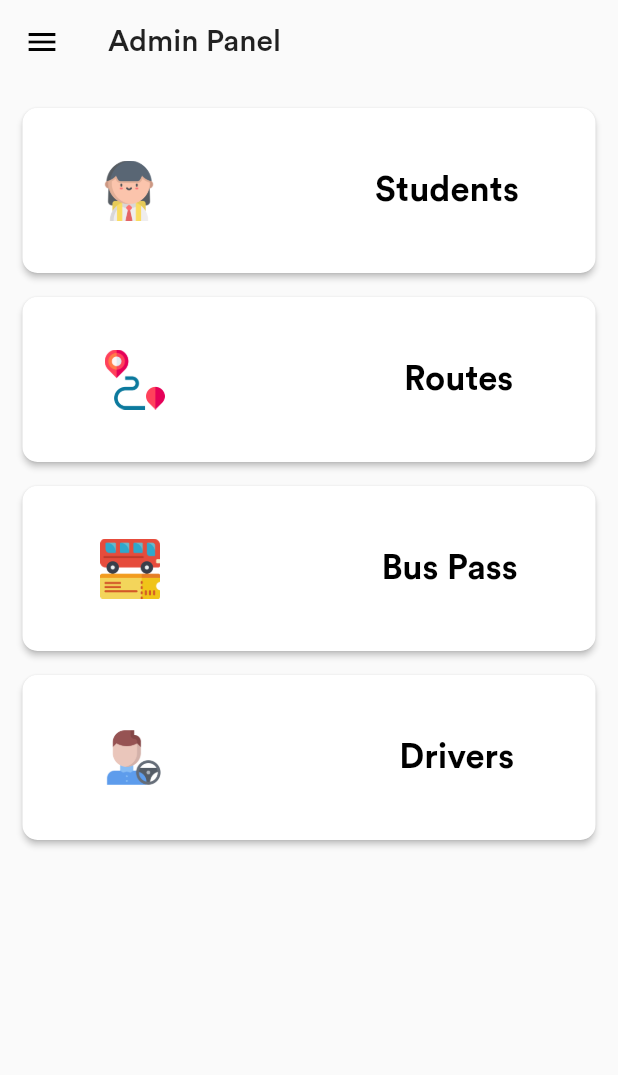
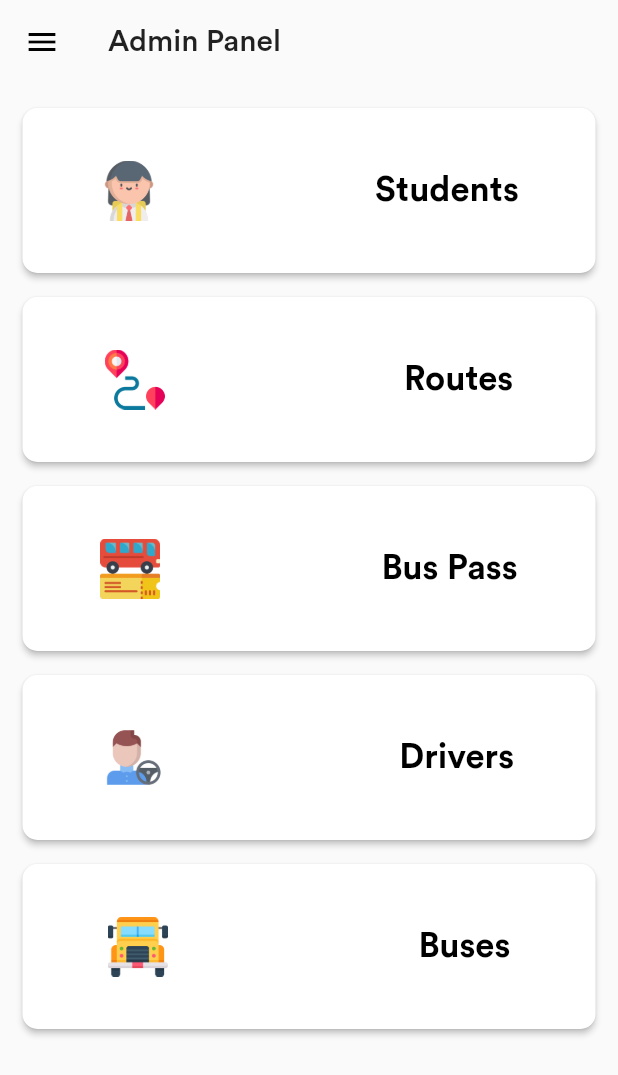
Before and after one commit to icodelifee/RCMASBusApp, a Flutter app: the AdminHomePage screen opened directly, on a phone screen of 412 x 824 dp. Shown: the top 1075 px of the screen. Run offline on Flutter 3.47's test engine with Material 2 defaults, Android fonts, the light colour scheme and no system bars; our stand-ins replace cloud_firestore, connectivity, firebase_auth, firebase_core, flutter_hooks, flutter_slidable and 7 more; missing offline and left inert: fuzzywuzzy; accounts and stored records are empty.

Commit message:
ui: add buses tile to admin homepage

```diff
--- a/lib/ui/admin/home/home_page.dart
+++ b/lib/ui/admin/home/home_page.dart
@@ -1,4 +1,5 @@
 import 'package:flutter/material.dart';
+import 'package:rcmasbusapp/ui/admin/buses/buses_page.dart';
 import 'package:rcmasbusapp/ui/admin/buspass/buspass_page.dart';
 import 'package:rcmasbusapp/ui/admin/drivers/drivers_page.dart';
 import 'package:rcmasbusapp/ui/admin/home/Widgets/homepage_listtile.dart';
@@ -39,6 +40,11 @@ class AdminHomePage extends StatelessWidget {
                 title: 'Drivers',
                 route: DriversPage(),
                 image: 'assets/driver.png',
+              ),
+              HomePageListTile(
+                title: 'Buses',
+                route: BusesPage(),
+                image: 'assets/bus.png',
               )
             ],
           )),
```
